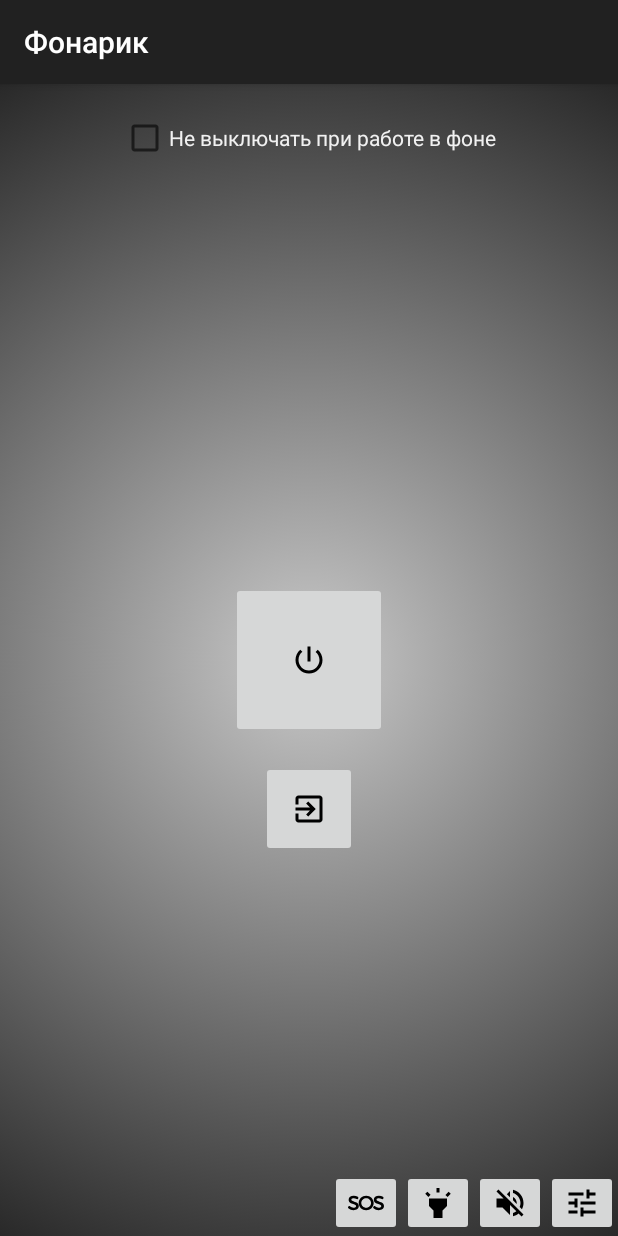
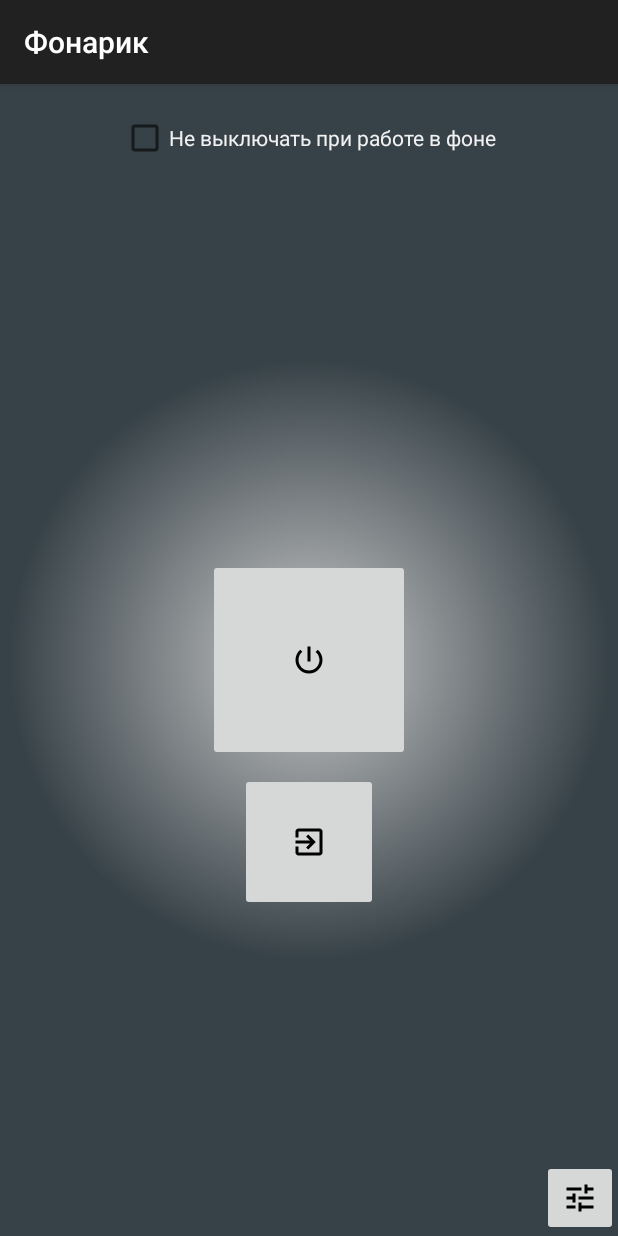
Before and after one commit to Max-Naz/Flashlight, an Android app: the screen it shows after launch (MainActivity), on a phone screen of 412 x 824 dp. Run offline under Robolectric (Android 15) with nearby library versions, the phone set to English and light mode, and no system bars.

Commit message:
Created functionality for button Volume Off. Change the background color.

```diff
--- a/app/src/main/java/max_naz/flashlightapp/MainActivity.java
+++ b/app/src/main/java/max_naz/flashlightapp/MainActivity.java
@@ -2,9 +2,11 @@ package max_naz.flashlightapp;
 
 import android.annotation.TargetApi;
 import android.app.AlertDialog;
+import android.content.Context;
 import android.content.DialogInterface;
 import android.content.SharedPreferences;
 import android.content.pm.PackageManager;
+import android.graphics.Color;
 import android.graphics.SurfaceTexture;
 import android.hardware.Camera;
 import android.media.AudioAttributes;
@@ -31,12 +33,15 @@ public class MainActivity extends AppCompatActivity implements SoundPool.OnLoadC
     private SoundPool soundPool;
     private Camera camera;
     private Camera.Parameters parameters;
-    private Switch aSwitch;
     private CheckBox cbFon;
     private SharedPreferences sharedPref;
-    private ImageButton btnOnOff, btnExit, btnSettings;
-    boolean isPressed = false;
-    RelativeLayout backgroundMain;
+    private ImageButton btnOnOff, btnExit, btnTune, btnVolumeOff, btnBlink, btnSos;
+    private boolean isPressedBtnOnOff = false;
+    private boolean isPressedBtnTune = false;
+    private boolean isPressedBtnSoundOff = true;
+    private boolean isPressedBtnBlink = false;
+    private RelativeLayout backgroundMain;
+    private AudioManager audioManager;
 
     //CONSTANTS
     private final String CHECK_BOX_STATE = "savedCheckBoxState";
@@ -67,28 +72,64 @@ public class MainActivity extends AppCompatActivity implements SoundPool.OnLoadC
         //Buttons
         btnOnOff = (ImageButton) findViewById(R.id.btn_on_off);
         btnExit = (ImageButton) findViewById(R.id.btn_exit);
-        btnSettings = (ImageButton) findViewById(R.id.btn_settings);
+        btnTune = (ImageButton) findViewById(R.id.btn_tune);
+        btnVolumeOff = (ImageButton) findViewById(R.id.btn_volume_off);
+        btnBlink = (ImageButton) findViewById(R.id.btn_blink);
+        btnSos = (ImageButton) findViewById(R.id.btn_sos);
+
+        btnVolumeOff.setVisibility(View.GONE);
+        btnBlink.setVisibility(View.GONE);
+        btnSos.setVisibility(View.GONE);
 
         View.OnClickListener btnOnclickListener = new View.OnClickListener() {
             @Override
             public void onClick(View view) {
-                switch (view.getId()){
+                switch (view.getId()) {
+                    //Button On/Off
                     case R.id.btn_on_off:
-                        if (!isPressed) {
+                        if (!isPressedBtnOnOff) {
                             setFlashLightOff();
-                            isPressed = true;
-                        }else {
+                            isPressedBtnOnOff = true;
+                        } else {
                             setFlashLightOn();
-                            isPressed = false;
+                            isPressedBtnOnOff = false;
                         }
                         break;
+                    //Button Exit App
                     case R.id.btn_exit:
                         soundPool.play(sound, 1, 1, 0, 0, 1);
                         finish();
                         break;
-                    case R.id.btnSettings:
+                    //Button Tune
+                    case R.id.btn_tune:
                         soundPool.play(sound, 1, 1, 0, 0, 1);
-
+                        if (!isPressedBtnTune) {
+                            btnVolumeOff.setVisibility(View.VISIBLE);
+                            btnBlink.setVisibility(View.VISIBLE);
+                            btnSos.setVisibility(View.VISIBLE);
+                            isPressedBtnTune = true;
+                        } else {
+                            btnVolumeOff.setVisibility(View.GONE);
+                            btnBlink.setVisibility(View.GONE);
+                            btnSos.setVisibility(View.GONE);
+                            isPressedBtnTune = false;
+                        }
+                        break;
+                    //Button Volume Off
+                    case R.id.btn_volume_off:
+                        soundPool.play(sound, 1, 1, 0, 0, 1);
+                        if (isPressedBtnSoundOff) {
+                            audioManager = (AudioManager) getSystemService(Context.AUDIO_SERVICE);
+                            audioManager.setStreamMute(AudioManager.STREAM_MUSIC, true);
+                            isPressedBtnSoundOff = false;
+                        } else {
+                            audioManager = (AudioManager) getSystemService(Context.AUDIO_SERVICE);
+                            audioManager.setStreamMute(AudioManager.STREAM_MUSIC, false);
+                            isPressedBtnSoundOff = true;
+                        }
+                        break;
+                    //Button Blink
+                    case R.id.btn_blink:
                         break;
                 }
             }
@@ -96,7 +137,10 @@ public class MainActivity extends AppCompatActivity implements SoundPool.OnLoadC
 
         btnOnOff.setOnClickListener(btnOnclickListener);
         btnExit.setOnClickListener(btnOnclickListener);
-        btnSettings.setOnClickListener(btnOnclickListener);
+        btnTune.setOnClickListener(btnOnclickListener);
+        btnVolumeOff.setOnClickListener(btnOnclickListener);
+        btnBlink.setOnClickListener(btnOnclickListener);
+        btnSos.setOnClickListener(btnOnclickListener);
 
         //Check Box
         cbFon = (CheckBox) findViewById(R.id.check_box_fon);
@@ -124,7 +168,6 @@ public class MainActivity extends AppCompatActivity implements SoundPool.OnLoadC
                 cameraOpen();
             }
             setFlashLightOnWithoutSound();
-            aSwitch.setChecked(true);
         } catch (Exception e) {
             Log.d(TAG, "Exception in onResume() " + e.getMessage());
             e.printStackTrace();
@@ -342,7 +385,7 @@ public class MainActivity extends AppCompatActivity implements SoundPool.OnLoadC
     //Turn OFF Camera flash on the phone
     private void setFlashLightOff() {
         Log.d(TAG, "setFlashLightOff()");
-        backgroundMain.setBackground(getResources().getDrawable(R.drawable.background));
+        backgroundMain.setBackground(getResources().getDrawable(R.drawable.background_off));
         try {
             soundPool.play(sound, 1, 1, 0, 0, 1);
             new Thread(new Runnable() {
--- a/app/src/main/res/drawable/background.xml
+++ b/app/src/main/res/drawable/background.xml
@@ -1,6 +1,6 @@
 <?xml version="1.0" encoding="utf-8"?>
 <selector xmlns:android="http://schemas.android.com/apk/res/android">
 <item>
-    <color android:color="#050505"></color>
+    <color android:color="#374248"></color>
 </item>
 </selector>
--- a/app/src/main/res/drawable/background_on.xml
+++ b/app/src/main/res/drawable/background_on.xml
@@ -4,10 +4,10 @@
         <shape >
             <gradient
                 android:angle="050"
-                android:endColor="#050505"
+                android:endColor="#374248"
                 android:startColor="#c9c9c9"
                 android:type="radial"
-                android:gradientRadius="800"/>
+                android:gradientRadius="300"/>
         </shape>
     </item>
 </selector>
--- a/app/src/main/res/layout/activity_main.xml
+++ b/app/src/main/res/layout/activity_main.xml
@@ -22,9 +22,9 @@
         android:layout_width="wrap_content"
         android:layout_height="wrap_content"
         android:layout_centerInParent="true"
-        android:layout_marginBottom="15dp"
+        android:layout_marginBottom="8dp"
         android:contentDescription="@string/on_off_button"
-        android:padding="40dp"
+        android:padding="55dp"
         app:srcCompat="@drawable/ic_power_settings_new_black_36px"
         tools:ignore="ContentDescription,VectorDrawableCompat" />
 
@@ -34,7 +34,7 @@
         android:layout_height="wrap_content"
         android:layout_below="@+id/btn_on_off"
         android:layout_centerHorizontal="true"
-        android:padding="20dp"
+        android:padding="34dp"
         app:srcCompat="@drawable/ic_exit_to_app_black_36px"
         tools:ignore="ContentDescription,VectorDrawableCompat" />
 
@@ -43,13 +43,15 @@
         android:layout_height="wrap_content"
         android:layout_alignParentBottom="true"
         android:layout_alignParentRight="true"
-        android:orientation="horizontal">
+        android:orientation="horizontal"
+        tools:ignore="RtlHardcoded">
 
         <ImageButton
             android:id="@+id/btn_sos"
             android:layout_width="wrap_content"
             android:layout_height="wrap_content"
             android:layout_weight="1"
+            android:padding="13dp"
             app:srcCompat="@drawable/ic_sos_warning"
             tools:ignore="ContentDescription,VectorDrawableCompat" />
 
@@ -57,6 +59,7 @@
             android:id="@+id/btn_blink"
             android:layout_width="wrap_content"
             android:layout_height="wrap_content"
+            android:padding="13dp"
             android:layout_weight="1"
             app:srcCompat="@drawable/ic_highlight_black_36px"
             tools:ignore="ContentDescription,VectorDrawableCompat" />
@@ -65,16 +68,18 @@
             android:id="@+id/btn_volume_off"
             android:layout_width="wrap_content"
             android:layout_height="wrap_content"
+            android:padding="13dp"
             android:layout_weight="1"
             app:srcCompat="@drawable/ic_volume_off_black_36px"
             tools:ignore="ContentDescription,VectorDrawableCompat" />
 
         <ImageButton
-            android:id="@+id/btn_settings"
+            android:id="@+id/btn_tune"
             android:layout_width="wrap_content"
             android:layout_height="wrap_content"
             android:layout_alignParentBottom="true"
             android:layout_alignParentEnd="true"
+            android:padding="13dp"
             android:layout_weight="1"
             app:srcCompat="@drawable/ic_tune_black_36px"
             tools:ignore="ContentDescription,ObsoleteLayoutParam,RtlHardcoded,VectorDrawableCompat" />
--- a/app/src/main/res/values/colors.xml
+++ b/app/src/main/res/values/colors.xml
@@ -4,4 +4,6 @@
     <color name="colorPrimaryDark">#303F9F</color>
     <color name="colorAccent">#FF4081</color>
     <color name="textLight">#F1F1F1</color>
+    <color name="buttonsWhite">#ececec</color>
+    <color name="buttonsGrey">#D6D7D7</color>
 </resources>
```
